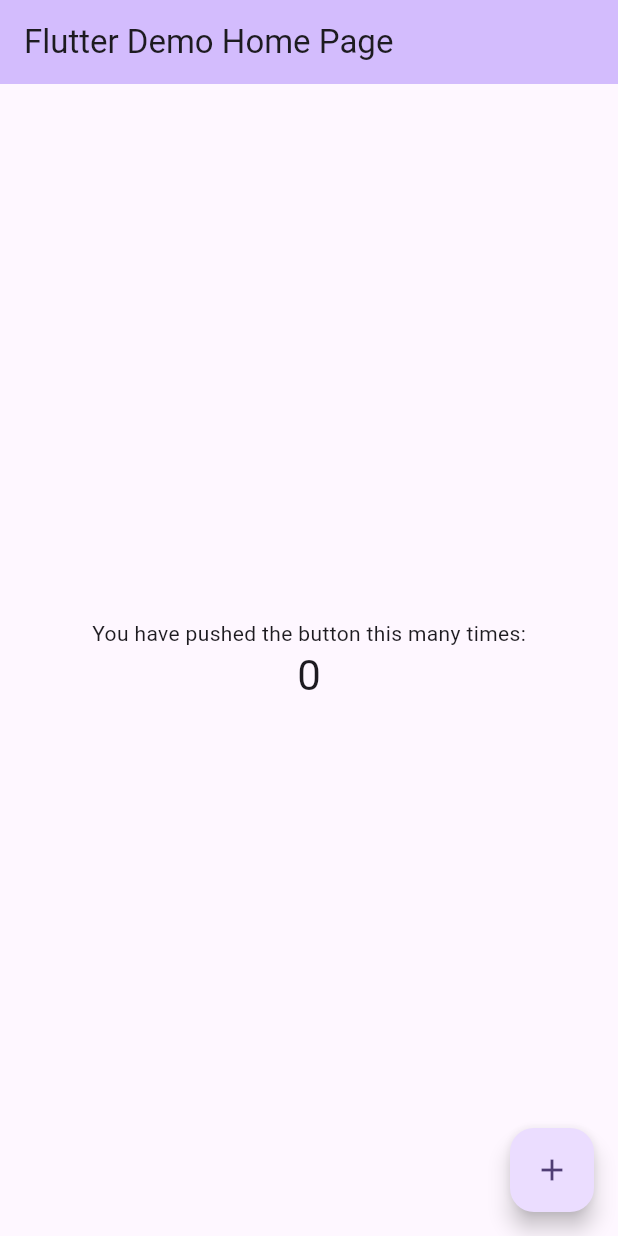
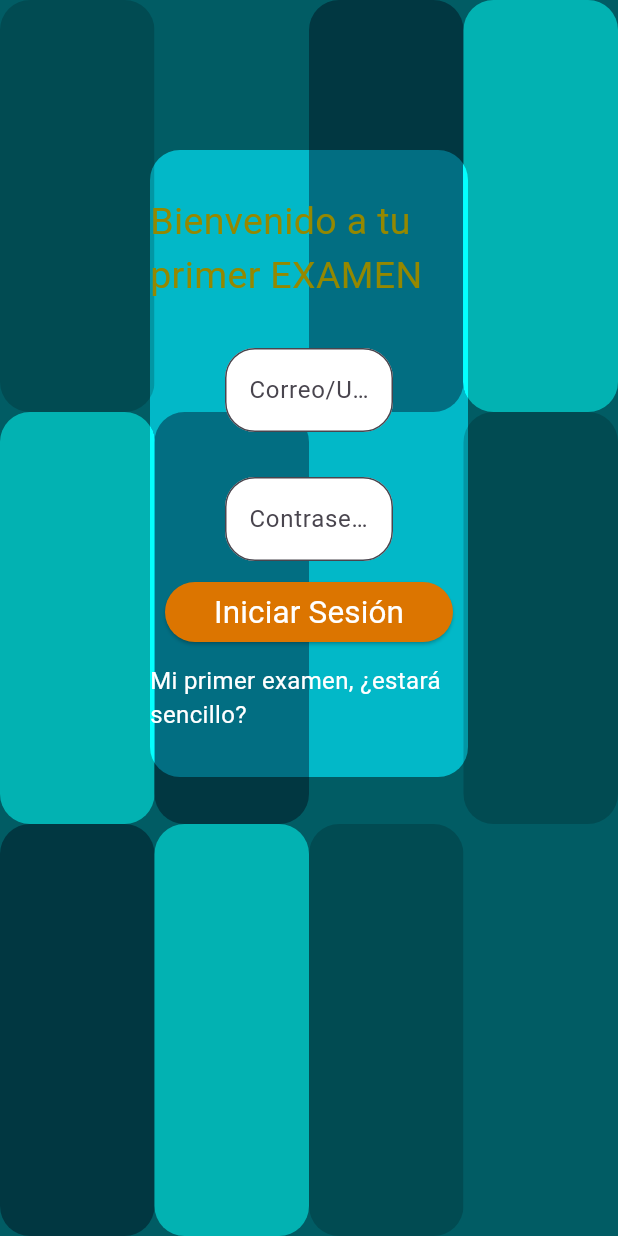
Before and after one commit to Fundamentos-Moviles/examen-i-JuanPablo113, a Flutter app: the screen it shows after launch, on a phone screen of 412 x 824 dp. Run offline on Flutter 3.47's test engine with Material 3 defaults, Android fonts, the light colour scheme and no system bars.

Commit message:
Segundo commit

```diff
--- /dev/null
+++ b/lib/login.dart
@@ -0,0 +1,334 @@
+import 'package:flutter/material.dart';
+import 'package:examen1_pppj/Home.dart';
+import 'package:examen1_pppj/utils/constants.dart' as con;
+
+//Contener o ayudar los cambios de estado
+class Login extends StatefulWidget {
+  const Login({super.key});
+
+  @override
+  State<Login> createState() => _LoginState();
+}
+
+//Donde se construyen nuestras vistas
+class _LoginState extends State<Login> {
+  //apartado para crear nuestras variables
+  final usuario = TextEditingController(); //<-recomendado usar mejor el final que lo siguiente
+  TextEditingController pass = TextEditingController();
+
+  @override
+
+  Widget build(BuildContext context) {
+    return Scaffold(
+      //Stack = constructor que cada elemto (widget) que usemos se sobrepone uno sobre otro (pila)
+      //Position = para que no se empalme lo de Stack
+        body: Stack(
+            children: [
+              Container(
+                height: MediaQuery.of(context).size.height,
+                width: MediaQuery.of(context).size.width,
+                decoration: BoxDecoration(
+                  color: con.fondo2,
+                ),
+              ),
+              Expanded(child:
+              Column(
+                children: [
+                  Expanded(child: Row(
+                    children: [
+                      Expanded(child: Container(
+                        height: MediaQuery.of(context).size.height,
+                        width: MediaQuery.of(context).size.width,
+                        decoration: BoxDecoration(
+                          borderRadius: BorderRadius.circular(20),
+                          color: con.fondo,
+                        ),
+                      ),),
+                      Expanded(child: Container(
+                        height: MediaQuery.of(context).size.height,
+                        width: MediaQuery.of(context).size.width,
+                        decoration: BoxDecoration(
+                          borderRadius: BorderRadius.circular(20),
+                          color: con.fondo2,
+                        ),
+                      ),),
+                      Expanded(child: Container(
+                        height: MediaQuery.of(context).size.height,
+                        width: MediaQuery.of(context).size.width,
+                        decoration: BoxDecoration(
+                          color: con.fondo3,
+                          borderRadius: BorderRadius.circular(20),
+                        ),
+                      ),),
+                      Expanded(child: Container(
+                        height: MediaQuery.of(context).size.height,
+                        width: MediaQuery.of(context).size.width,
+                        decoration: BoxDecoration(
+                          borderRadius: BorderRadius.circular(20),
+                          color: con.fondo4,
+                        ),
+                      ),),
+                    ],
+                  ),),
+                  Expanded(child: Row(
+                    children: [
+                      Expanded(child: Container(
+                        height: MediaQuery.of(context).size.height,
+                        width: MediaQuery.of(context).size.width,
+                        decoration: BoxDecoration(
+                          borderRadius: BorderRadius.circular(20),
+                          color: con.fondo4,
+                        ),
+                      ),),
+                      Expanded(child: Container(
+                        height: MediaQuery.of(context).size.height,
+                        width: MediaQuery.of(context).size.width,
+                        decoration: BoxDecoration(
+                          borderRadius: BorderRadius.circular(20),
+                          color: con.fondo3,
+                        ),
+                      ),),
+                      Expanded(child: Container(
+                        height: MediaQuery.of(context).size.height,
+                        width: MediaQuery.of(context).size.width,
+                        decoration: BoxDecoration(
+                          color: con.fondo2,
+                          borderRadius: BorderRadius.circular(20),
+                        ),
+                      ),),
+                      Expanded(child: Container(
+                        height: MediaQuery.of(context).size.height,
+                        width: MediaQuery.of(context).size.width,
+                        decoration: BoxDecoration(
+                          borderRadius: BorderRadius.circular(20),
+                          color: con.fondo,
+                        ),
+                      ),),
+                    ],
+                  ),),
+                  Expanded(child: Row(
+                    children: [
+                      Expanded(child: Container(
+                        height: MediaQuery.of(context).size.height,
+                        width: MediaQuery.of(context).size.width,
+                        decoration: BoxDecoration(
+                          borderRadius: BorderRadius.circular(20),
+                          color: con.fondo3,
+                        ),
+                      ),),
+                      Expanded(child: Container(
+                        height: MediaQuery.of(context).size.height,
+                        width: MediaQuery.of(context).size.width,
+                        decoration: BoxDecoration(
+                          borderRadius: BorderRadius.circular(20),
+                          color: con.fondo4,
+                        ),
+                      ),),
+                      Expanded(child: Container(
+                        height: MediaQuery.of(context).size.height,
+                        width: MediaQuery.of(context).size.width,
+                        decoration: BoxDecoration(
+                          color: con.fondo,
+                          borderRadius: BorderRadius.circular(20),
+                        ),
+                      ),),
+                      Expanded(child: Container(
+                        height: MediaQuery.of(context).size.height,
+                        width: MediaQuery.of(context).size.width,
+                        decoration: BoxDecoration(
+                          borderRadius: BorderRadius.circular(20),
+                          color: con.fondo2,
+                        ),
+                      ),),
+                    ],
+                  ),),
+                ],
+              ),
+              ),
+              Expanded(child: Padding(
+                padding: EdgeInsets.only(top:100,left:100,bottom:100,right:100),
+                child:
+                Container(
+                    decoration: BoxDecoration(
+                      borderRadius: BorderRadius.circular(20),
+                      color: con.logcon,
+                      backgroundBlendMode: BlendMode.overlay,
+                    ),
+
+                    child:Column(
+                        mainAxisSize: MainAxisSize.min
+                        ,children: [
+                      const SizedBox(height: 30.0,),
+                        const Text("Bienvenido a tu primer EXAMEN",
+                          style: TextStyle(color: con.titulos,fontSize: 25.0, fontWeight: FontWeight.w400)
+
+                      ),
+                      const SizedBox(height: 30.0,),
+
+                    Padding(padding: EdgeInsets.only(left: 50.0, right: 50.0),
+                      child: TextFormField(
+                        controller: usuario,
+                        decoration: InputDecoration(
+                          filled: true,
+                          fillColor: con.logcon,
+                          hintText: "Correo/Usuario",
+                          border: OutlineInputBorder(
+                            borderRadius: BorderRadius.circular(20.0),
+                            borderSide: BorderSide(
+                              width: 10,
+                              color: con.borde,
+                              style: BorderStyle.solid,
+                            ),
+                          ),
+
+
+                        ),
+                      ),
+                    ),
+
+                      const SizedBox(height: 30.0,),
+
+                      Padding(padding: EdgeInsets.only(left: 50.0, right: 50.0),
+                        child: TextFormField(
+                          obscureText: true,
+                          controller: pass,
+                          decoration: InputDecoration(
+                            filled: true,
+                            fillColor: con.logcon,
+                            hintText: "Contraseña",
+                            border: OutlineInputBorder(
+                              borderRadius: BorderRadius.circular(20.0),
+                              borderSide: BorderSide(
+                                width: 10,
+                                color: con.borde,
+                                style: BorderStyle.solid,
+                              ),
+                            ),
+                          ),
+                        ),
+                      ),
+
+
+                      Padding(padding: EdgeInsets.only(top:10,left:10,bottom:10,right:10),
+                      child: ElevatedButton(
+                          style: ElevatedButton.styleFrom(
+                            backgroundColor: con.botones,
+                            shape: RoundedRectangleBorder(
+                              borderRadius: BorderRadius.circular(20.0),
+                            ),
+                            fixedSize: Size(250, 40),
+                          ),
+                          onPressed:(){
+                            validUser();
+                          },
+                          child: Row(
+                            mainAxisAlignment: MainAxisAlignment.center,
+                            children: [
+                              Text("Iniciar Sesión",
+                                  style: TextStyle(color: con.logcon,fontSize: 21.0, fontWeight: FontWeight.w400)
+                              ),
+                            ],
+                          )
+                      ),
+                      ),
+                      Text("Mi primer examen, ¿estará sencillo?",
+                          style: TextStyle(color: con.logcon,fontSize: 16.0, fontWeight: FontWeight.w400)
+                      ),
+                      const SizedBox(height: 30.0,),
+                      //Icon(Icons.home)
+                    ])),
+              ),)
+            ]
+        )
+    );
+  }
+  void validUser(){
+
+    setState(() {
+      print('Usuario: ${usuario.text}');
+      print("Contraseña: " + pass.text);
+      //solo se pued eingresar con usuario = ADMIN y pass = 12345
+      //Un mensaje si es valido o incorrecto
+      if (usuario.text == "test" && pass.text == "FDM1") {
+        print("Usuario valido");
+        showSB("Segunda Vista: Juan Pablo Penilla Padrón", 30);
+        //Navigator.of(context).push();
+        Navigator.push(context, MaterialPageRoute(builder: (context) => Home()));
+      }else{
+        print("Usuario invalido");
+        showSB("Datos Incorrectos", 8);
+      }
+    });
+
+  }
+  void showSB(String texto, int duracion){
+    final snackBar = SnackBar(
+      content: Text(
+        texto,
+        textAlign: TextAlign.center,
+      ),
+      duration: Duration(seconds: duracion,),
+      action: SnackBarAction(
+        label: 'Cerrar',
+        onPressed:(){
+
+        },
+      ),
+    );
+    ScaffoldMessenger.of(context).showSnackBar(snackBar);
+  }
+}
+
+/*Expanded(child: Container(
+                    height: MediaQuery.of(context).size.height*.30,
+                    width: MediaQuery.of(context).size.width * .238,
+                    decoration: BoxDecoration(
+                      color: con.fondo2,
+                    ),
+                  ),),
+                  Expanded(child: Container(
+                    height: MediaQuery.of(context).size.height*.30,
+                    width: MediaQuery.of(context).size.width * .238,
+                    decoration: BoxDecoration(
+                      color: con.fondo3,
+                    ),
+                  ),),
+                  Expanded(child: Container(
+                    height: MediaQuery.of(context).size.height*.30,
+                    width: MediaQuery.of(context).size.width * .238,
+                    decoration: BoxDecoration(
+                      color: con.fondo4,
+                    ),
+                  ),),*/
+/*Row(
+                children: [
+                  Expanded(child: Container(
+                    height: MediaQuery.of(context).size.height*.30,
+                    width: MediaQuery.of(context).size.width * .238,
+                    decoration: BoxDecoration(
+                      color: con.fondo,
+                    ),
+                  ),),
+                  Expanded(child: Container(
+                    height: MediaQuery.of(context).size.height*.30,
+                    width: MediaQuery.of(context).size.width * .238,
+                    decoration: BoxDecoration(
+                      color: con.fondo2,
+                    ),
+                  ),),
+                  Expanded(child: Container(
+                    height: MediaQuery.of(context).size.height*.30,
+                    width: MediaQuery.of(context).size.width * .238,
+                    decoration: BoxDecoration(
+                      color: con.fondo3,
+                    ),
+                  ),),
+                  Expanded(child: Container(
+                    height: MediaQuery.of(context).size.height*.30,
+                    width: MediaQuery.of(context).size.width * .238,
+                    decoration: BoxDecoration(
+                      color: con.fondo4,
+                    ),
+                  ),),
+                ],
+              ),*/
--- a/lib/main.dart
+++ b/lib/main.dart
@@ -1,4 +1,6 @@
 import 'package:flutter/material.dart';
+import 'package:examen1_pppj/login.dart';
+import 'package:examen1_pppj/Home.dart';
 
 void main() {
   runApp(const MyApp());
@@ -13,40 +15,17 @@
     return MaterialApp(
       title: 'Flutter Demo',
       theme: ThemeData(
-        // This is the theme of your application.
-        //
-        // TRY THIS: Try running your application with "flutter run". You'll see
-        // the application has a purple toolbar. Then, without quitting the app,
-        // try changing the seedColor in the colorScheme below to Colors.green
-        // and then invoke "hot reload" (save your changes or press the "hot
-        // reload" button in a Flutter-supported IDE, or press "r" if you used
-        // the command line to start the app).
-        //
-        // Notice that the counter didn't reset back to zero; the application
-        // state is not lost during the reload. To reset the state, use hot
-        // restart instead.
-        //
-        // This works for code too, not just values: Most code changes can be
-        // tested with just a hot reload.
+
         colorScheme: ColorScheme.fromSeed(seedColor: Colors.deepPurple),
         useMaterial3: true,
       ),
-      home: const MyHomePage(title: 'Flutter Demo Home Page'),
+      home: const Login(),
     );
   }
 }
 
 class MyHomePage extends StatefulWidget {
   const MyHomePage({super.key, required this.title});
-
-  // This widget is the home page of your application. It is stateful, meaning
-  // that it has a State object (defined below) that contains fields that affect
-  // how it looks.
-
-  // This class is the configuration for the state. It holds the values (in this
-  // case the title) provided by the parent (in this case the App widget) and
-  // used by the build method of the State. Fields in a Widget subclass are
-  // always marked "final".
 
   final String title;
 
@@ -59,50 +38,23 @@
 
   void _incrementCounter() {
     setState(() {
-      // This call to setState tells the Flutter framework that something has
-      // changed in this State, which causes it to rerun the build method below
-      // so that the display can reflect the updated values. If we changed
-      // _counter without calling setState(), then the build method would not be
-      // called again, and so nothing would appear to happen.
+
       _counter++;
     });
   }
 
   @override
   Widget build(BuildContext context) {
-    // This method is rerun every time setState is called, for instance as done
-    // by the _incrementCounter method above.
-    //
-    // The Flutter framework has been optimized to make rerunning build methods
-    // fast, so that you can just rebuild anything that needs updating rather
-    // than having to individually change instances of widgets.
     return Scaffold(
       appBar: AppBar(
-        // TRY THIS: Try changing the color here to a specific color (to
-        // Colors.amber, perhaps?) and trigger a hot reload to see the AppBar
-        // change color while the other colors stay the same.
         backgroundColor: Theme.of(context).colorScheme.inversePrimary,
-        // Here we take the value from the MyHomePage object that was created by
-        // the App.build method, and use it to set our appbar title.
+
         title: Text(widget.title),
       ),
       body: Center(
-        // Center is a layout widget. It takes a single child and positions it
-        // in the middle of the parent.
+
         child: Column(
-          // Column is also a layout widget. It takes a list of children and
-          // arranges them vertically. By default, it sizes itself to fit its
-          // children horizontally, and tries to be as tall as its parent.
-          //
-          // Column has various properties to control how it sizes itself and
-          // how it positions its children. Here we use mainAxisAlignment to
-          // center the children vertically; the main axis here is the vertical
-          // axis because Columns are vertical (the cross axis would be
-          // horizontal).
-          //
-          // TRY THIS: Invoke "debug painting" (choose the "Toggle Debug Paint"
-          // action in the IDE, or press "p" in the console), to see the
-          // wireframe for each widget.
+
           mainAxisAlignment: MainAxisAlignment.center,
           children: <Widget>[
             const Text(
@@ -119,7 +71,7 @@
         onPressed: _incrementCounter,
         tooltip: 'Increment',
         child: const Icon(Icons.add),
-      ), // This trailing comma makes auto-formatting nicer for build methods.
+      ),
     );
   }
 }
--- /dev/null
+++ b/lib/utils/constants.dart
@@ -0,0 +1,27 @@
+import 'package:flutter/material.dart';
+const fondo = Color(0xff014b52);
+const fondo2 = Color(0xff015c64);
+const fondo3 = Color(0xff013741);
+const fondo4 = Color(0xff02b2b2);
+const titulos = Color(0xff948800);
+const botones = Color(0xffdc7500);
+const efectos = Color(0xff919b02);
+const logcon = Color(0xFFFFFFFFF);
+const borde = Colors.grey;
+const List listaExamen =
+[
+  '1 # 12 # titulo # descripción # num de estrellas en amarillo',
+  '2 # 13 # titulo # descripción # num de estrellas en amarillo',
+  '3 # 14 # titulo # descripción # num de estrellas en amarillo',
+  '4 # 15 # titulo # descripción # num de estrellas en amarillo',
+  '5 # 16 # titulo # descripción # num de estrellas en amarillo',
+  '6 # 17 # titulo # descripción # num de estrellas en amarillo',
+  '7 # 18 # titulo # descripción # num de estrellas en amarillo',
+  '8 # 19 # titulo # descripción # num de estrellas en amarillo',
+  '9 # 20 # titulo # descripción # num de estrellas en amarillo',
+  '10 # 21 # titulo # descripción # num de estrellas en amarillo',
+  '11 # 22 # titulo # descripción # num de estrellas en amarillo',
+  '12 # 23 # titulo # descripción # num de estrellas en amarillo',
+];
+
+///‘1 # 10 # Comprar pastel # Pasar a la pastelería para comprar un pastel de chocolate # 2’,
```
Also changed, not shown: lib/Home.dart (added, +26 -0 lines), lib/more_info.dart (added, +42 -0 lines).
